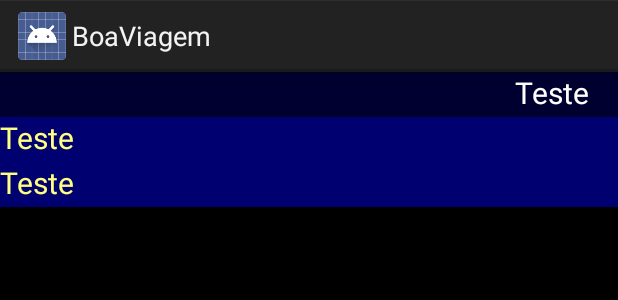
After one commit to brunowall/BoaViagem, an Android app: the layout show_gastos.xml on its own in the app's theme, with its tools: preview values and no code run, on a phone screen of 412 x 824 dp. The commit adds this screen. Shown: the top 300 px of the screen. Run offline under Robolectric (Android 15) with nearby library versions, the phone set to English and light mode, and no system bars.

Commit message:
Adicionada algumas telas

```diff
--- a/app/build.gradle
+++ b/app/build.gradle
@@ -25,7 +25,7 @@ dependencies {
     androidTestCompile('com.android.support.test.espresso:espresso-core:2.2.2', {
         exclude group: 'com.android.support', module: 'support-annotations'
     })
-    compile 'com.android.support.constraint:constraint-layout:1.0.2'
+
     compile 'com.android.support:appcompat-v7:26.+'
     compile 'com.android.support:support-v4:26.+'
     compile 'com.android.support:support-vector-drawable:26.+'
--- a/app/src/main/AndroidManifest.xml
+++ b/app/src/main/AndroidManifest.xml
@@ -21,6 +21,7 @@
         <activity android:name=".br.ufc.quixada.boaviagem.views.NovoGastoActivity" />
         <activity android:name=".br.ufc.quixada.boaviagem.views.VerViagens" />
         <activity android:name=".br.ufc.quixada.boaviagem.views.ConfiguracoesActivity" android:theme="@style/PreferencesTheme"/>
+        <activity android:name=".br.ufc.quixada.boaviagem.views.ShowGastosActivity"></activity>
     </application>
 
 </manifest>
--- a/app/src/main/java/br/ufc/quixada/boaviagem/models/Gasto.java
+++ b/app/src/main/java/br/ufc/quixada/boaviagem/models/Gasto.java
@@ -14,6 +14,7 @@ public class Gasto {
     private String texto;
     private float valor;
     private Viagem viagem;
+    public char[] get;
 
     public float getValor() {
         return valor;
--- /dev/null
+++ b/app/src/main/res/layout/show_gastos.xml
@@ -0,0 +1,46 @@
+<?xml version="1.0" encoding="utf-8"?>
+<RelativeLayout xmlns:android="http://schemas.android.com/apk/res/android"
+    android:layout_width="match_parent"
+    android:layout_height="match_parent"
+    android:background="#000000">
+
+    <TextView
+        android:id="@+id/labelData"
+        android:layout_width="match_parent"
+        android:layout_height="30dp"
+        android:background="#000030"
+        android:paddingRight="20dp"
+        android:gravity="end"
+        android:text="Teste"
+        android:textSize="20dp"
+        android:textColor="#FFFFFF"
+
+        />
+
+    <TextView
+        android:layout_below="@+id/labelData"
+        android:layout_width="match_parent"
+        android:layout_height="30dp"
+        android:background="#000070"
+        android:paddingRight="20dp"
+        android:gravity="start"
+        android:text="Teste"
+        android:textSize="20dp"
+        android:textColor="#FFFF80"
+        android:id="@+id/labelDesc"
+        />
+    <TextView
+        android:layout_below="@id/labelDesc"
+        android:layout_width="match_parent"
+        android:layout_height="30dp"
+        android:background="#000070"
+        android:paddingRight="20dp"
+        android:gravity="start"
+        android:text="Teste"
+        android:textSize="20dp"
+        android:textColor="#FFFF80"
+        android:id="@+id/labelPreco"
+
+        />
+
+</RelativeLayout>
```
Also changed, not shown: app/src/main/java/br/ufc/quixada/boaviagem/br/ufc/quixada/boaviagem/general/ShowGastosAdapter.java (added, +60 -0 lines), app/src/main/java/br/ufc/quixada/boaviagem/br/ufc/quixada/boaviagem/views/ShowGastosActivity.java (added, +31 -0 lines), app/src/main/java/br/ufc/quixada/boaviagem/br/ufc/quixada/boaviagem/views/VerViagens.java (+7 -0 lines), app/src/main/java/br/ufc/quixada/boaviagem/models/GastoRepository.java (+12 -0 lines).
